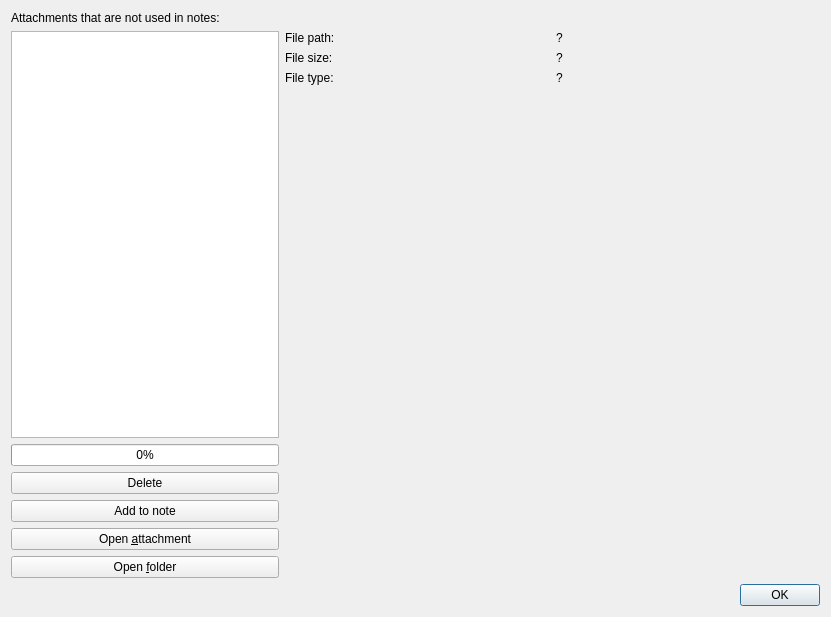
This is src/dialogs/storedattachmentsdialog.ui in pbek/QOwnNotes as Qt 5 draws it before an edit. The edited form follows.
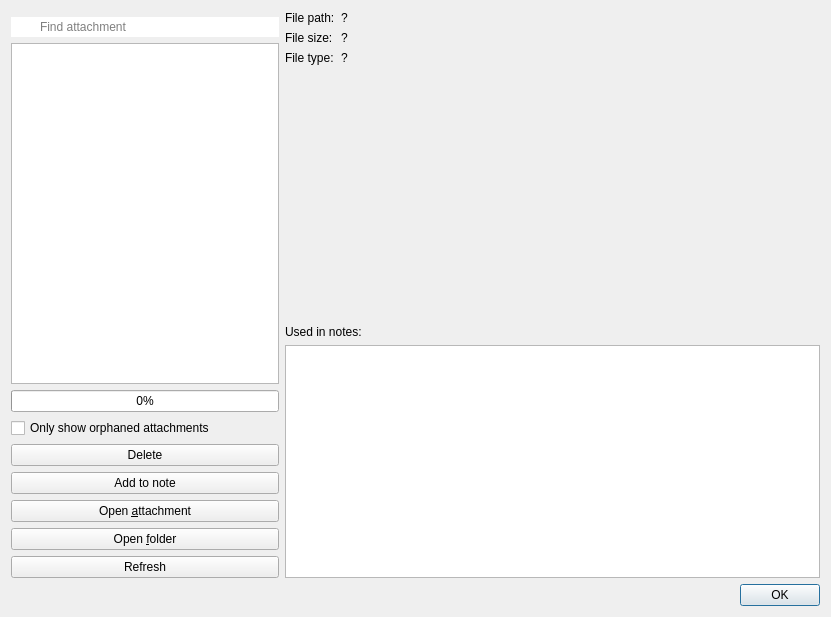
This is the edited form. Icons and pictures are not drawn. Custom widgets are drawn as their Qt base class.

Commit message: Implement new "Stored attachments dialog" (#2073)

```diff
--- a/src/dialogs/storedattachmentsdialog.ui
+++ b/src/dialogs/storedattachmentsdialog.ui
@@ -14,7 +14,227 @@
    <string>Orphaned attachments</string>
   </property>
   <layout class="QGridLayout" name="gridLayout">
-   <item row="1" column="0">
+   <item row="0" column="1">
+    <widget class="QFrame" name="infoFrame">
+     <property name="sizePolicy">
+      <sizepolicy hsizetype="Preferred" vsizetype="Preferred">
+       <horstretch>2</horstretch>
+       <verstretch>0</verstretch>
+      </sizepolicy>
+     </property>
+     <property name="frameShape">
+      <enum>QFrame::NoFrame</enum>
+     </property>
+     <property name="frameShadow">
+      <enum>QFrame::Raised</enum>
+     </property>
+     <layout class="QGridLayout" name="gridLayout_3">
+      <property name="leftMargin">
+       <number>0</number>
+      </property>
+      <property name="topMargin">
+       <number>0</number>
+      </property>
+      <property name="rightMargin">
+       <number>0</number>
+      </property>
+      <property name="bottomMargin">
+       <number>0</number>
+      </property>
+      <item row="4" column="1" colspan="2">
+       <widget class="QFrame" name="notesFrame">
+        <property name="frameShape">
+         <enum>QFrame::NoFrame</enum>
+        </property>
+        <layout class="QVBoxLayout" name="verticalLayout">
+         <property name="leftMargin">
+          <number>0</number>
+         </property>
+         <property name="topMargin">
+          <number>0</number>
+         </property>
+         <property name="rightMargin">
+          <number>0</number>
+         </property>
+         <property name="bottomMargin">
+          <number>0</number>
+         </property>
+         <item>
+          <widget class="QLabel" name="label">
+           <property name="text">
+            <string>Used in notes:</string>
+           </property>
+          </widget>
+         </item>
+         <item>
+          <widget class="QTreeWidget" name="noteTreeWidget">
+           <property name="sizePolicy">
+            <sizepolicy hsizetype="Expanding" vsizetype="Expanding">
+             <horstretch>0</horstretch>
+             <verstretch>0</verstretch>
+            </sizepolicy>
+           </property>
+           <property name="contextMenuPolicy">
+            <enum>Qt::CustomContextMenu</enum>
+           </property>
+           <property name="rootIsDecorated">
+            <bool>false</bool>
+           </property>
+           <property name="sortingEnabled">
+            <bool>true</bool>
+           </property>
+           <property name="headerHidden">
+            <bool>true</bool>
+           </property>
+           <column>
+            <property name="text">
+             <string notr="true">Note</string>
+            </property>
+           </column>
+          </widget>
+         </item>
+        </layout>
+       </widget>
+      </item>
+      <item row="1" column="1">
+       <widget class="QLabel" name="label_2">
+        <property name="text">
+         <string>File size:</string>
+        </property>
+       </widget>
+      </item>
+      <item row="2" column="2">
+       <widget class="QLabel" name="typeLabel">
+        <property name="text">
+         <string notr="true">?</string>
+        </property>
+        <property name="textInteractionFlags">
+         <set>Qt::LinksAccessibleByMouse|Qt::TextSelectableByMouse</set>
+        </property>
+       </widget>
+      </item>
+      <item row="1" column="2">
+       <widget class="QLabel" name="sizeLabel">
+        <property name="text">
+         <string notr="true">?</string>
+        </property>
+        <property name="textInteractionFlags">
+         <set>Qt::LinksAccessibleByMouse|Qt::TextSelectableByMouse</set>
+        </property>
+       </widget>
+      </item>
+      <item row="0" column="2">
+       <widget class="QScrollArea" name="scrollArea">
+        <property name="sizePolicy">
+         <sizepolicy hsizetype="Ignored" vsizetype="Ignored">
+          <horstretch>0</horstretch>
+          <verstretch>0</verstretch>
+         </sizepolicy>
+        </property>
+        <property name="frameShape">
+         <enum>QFrame::NoFrame</enum>
+        </property>
+        <property name="verticalScrollBarPolicy">
+         <enum>Qt::ScrollBarAlwaysOff</enum>
+        </property>
+        <property name="horizontalScrollBarPolicy">
+         <enum>Qt::ScrollBarAlwaysOff</enum>
+        </property>
+        <property name="widgetResizable">
+         <bool>true</bool>
+        </property>
+        <widget class="QWidget" name="scrollAreaWidgetContents">
+         <property name="geometry">
+          <rect>
+           <x>0</x>
+           <y>0</y>
+           <width>471</width>
+           <height>22</height>
+          </rect>
+         </property>
+         <layout class="QHBoxLayout" name="horizontalLayout">
+          <property name="spacing">
+           <number>0</number>
+          </property>
+          <property name="sizeConstraint">
+           <enum>QLayout::SetNoConstraint</enum>
+          </property>
+          <property name="leftMargin">
+           <number>0</number>
+          </property>
+          <property name="topMargin">
+           <number>0</number>
+          </property>
+          <property name="rightMargin">
+           <number>0</number>
+          </property>
+          <property name="bottomMargin">
+           <number>0</number>
+          </property>
+          <item>
+           <widget class="QLabel" name="pathLabel">
+            <property name="text">
+             <string notr="true">?</string>
+            </property>
+            <property name="wordWrap">
+             <bool>true</bool>
+            </property>
+            <property name="textInteractionFlags">
+             <set>Qt::LinksAccessibleByMouse|Qt::TextSelectableByMouse</set>
+            </property>
+           </widget>
+          </item>
+         </layout>
+        </widget>
+       </widget>
+      </item>
+      <item row="2" column="1">
+       <widget class="QLabel" name="label_4">
+        <property name="text">
+         <string>File type:</string>
+        </property>
+       </widget>
+      </item>
+      <item row="0" column="1">
+       <widget class="QLabel" name="label_3">
+        <property name="sizePolicy">
+         <sizepolicy hsizetype="Fixed" vsizetype="Preferred">
+          <horstretch>0</horstretch>
+          <verstretch>0</verstretch>
+         </sizepolicy>
+        </property>
+        <property name="text">
+         <string>File path:</string>
+        </property>
+       </widget>
+      </item>
+      <item row="3" column="1" colspan="2">
+       <spacer name="verticalSpacer">
+        <property name="orientation">
+         <enum>Qt::Vertical</enum>
+        </property>
+        <property name="sizeHint" stdset="0">
+         <size>
+          <width>20</width>
+          <height>40</height>
+         </size>
+        </property>
+       </spacer>
+      </item>
+     </layout>
+    </widget>
+   </item>
+   <item row="1" column="0" colspan="2">
+    <widget class="QDialogButtonBox" name="buttonBox">
+     <property name="orientation">
+      <enum>Qt::Horizontal</enum>
+     </property>
+     <property name="standardButtons">
+      <set>QDialogButtonBox::Ok</set>
+     </property>
+    </widget>
+   </item>
+   <item row="0" column="0">
     <widget class="QFrame" name="frame">
      <property name="sizePolicy">
       <sizepolicy hsizetype="Preferred" vsizetype="Preferred">
@@ -42,28 +262,13 @@
        <number>0</number>
       </property>
       <item row="2" column="0">
-       <widget class="QProgressBar" name="progressBar">
-        <property name="value">
-         <number>0</number>
-        </property>
-       </widget>
-      </item>
-      <item row="3" column="0">
-       <widget class="QPushButton" name="deleteButton">
-        <property name="toolTip">
-         <string>Delete selected attachments</string>
-        </property>
-        <property name="text">
-         <string>Delete</string>
-        </property>
-        <property name="icon">
-         <iconset theme="list-remove" resource="../breeze-qownnotes.qrc">
-          <normaloff>:/icons/breeze-qownnotes/16x16/list-remove.svg</normaloff>:/icons/breeze-qownnotes/16x16/list-remove.svg</iconset>
-        </property>
-       </widget>
-      </item>
-      <item row="1" column="0">
        <widget class="QTreeWidget" name="fileTreeWidget">
+        <property name="contextMenuPolicy">
+         <enum>Qt::CustomContextMenu</enum>
+        </property>
+        <property name="editTriggers">
+         <set>QAbstractItemView::EditKeyPressed</set>
+        </property>
         <property name="selectionMode">
          <enum>QAbstractItemView::ExtendedSelection</enum>
         </property>
@@ -80,7 +285,55 @@
         </column>
        </widget>
       </item>
+      <item row="0" column="0">
+       <widget class="QFrame" name="frame_2">
+        <property name="frameShape">
+         <enum>QFrame::StyledPanel</enum>
+        </property>
+        <property name="frameShadow">
+         <enum>QFrame::Raised</enum>
+        </property>
+       </widget>
+      </item>
+      <item row="1" column="0">
+       <widget class="LineEdit" name="searchLineEdit">
+        <property name="styleSheet">
+         <string notr="true">QLineEdit {
+	border: none;
+	padding: 2px 5px 2px 27px;
+	background-image: url(:/images/search-notes.svg);
+	background-repeat: no-repeat;
+	background-position: center left;
+	margin-right: 0px;
+}
+</string>
+        </property>
+        <property name="placeholderText">
+         <string>Find attachment</string>
+        </property>
+        <property name="clearButtonEnabled">
+         <bool>true</bool>
+        </property>
+       </widget>
+      </item>
       <item row="4" column="0">
+       <widget class="QCheckBox" name="checkBox">
+        <property name="toolTip">
+         <string>Only show images that are not used in notes</string>
+        </property>
+        <property name="text">
+         <string>Only show orphaned attachments</string>
+        </property>
+       </widget>
+      </item>
+      <item row="3" column="0">
+       <widget class="QProgressBar" name="progressBar">
+        <property name="value">
+         <number>0</number>
+        </property>
+       </widget>
+      </item>
+      <item row="6" column="0">
        <widget class="QPushButton" name="insertButton">
         <property name="toolTip">
          <string>Add selected attachments to note</string>
@@ -94,7 +347,7 @@
         </property>
        </widget>
       </item>
-      <item row="5" column="0">
+      <item row="7" column="0">
        <widget class="QPushButton" name="openFileButton">
         <property name="text">
          <string>Open &amp;attachment</string>
@@ -105,7 +358,7 @@
         </property>
        </widget>
       </item>
-      <item row="6" column="0">
+      <item row="8" column="0">
        <widget class="QPushButton" name="openFolderButton">
         <property name="text">
          <string>Open &amp;folder</string>
@@ -116,122 +369,43 @@
         </property>
        </widget>
       </item>
-     </layout>
-    </widget>
-   </item>
-   <item row="1" column="1">
-    <widget class="QFrame" name="infoFrame">
-     <property name="sizePolicy">
-      <sizepolicy hsizetype="Preferred" vsizetype="Preferred">
-       <horstretch>2</horstretch>
-       <verstretch>0</verstretch>
-      </sizepolicy>
-     </property>
-     <property name="frameShape">
-      <enum>QFrame::NoFrame</enum>
-     </property>
-     <property name="frameShadow">
-      <enum>QFrame::Raised</enum>
-     </property>
-     <layout class="QGridLayout" name="gridLayout_3">
-      <property name="leftMargin">
-       <number>0</number>
-      </property>
-      <property name="topMargin">
-       <number>0</number>
-      </property>
-      <property name="rightMargin">
-       <number>0</number>
-      </property>
-      <property name="bottomMargin">
-       <number>0</number>
-      </property>
-      <item row="1" column="1">
-       <widget class="QLabel" name="sizeLabel">
-        <property name="text">
-         <string notr="true">?</string>
+      <item row="5" column="0">
+       <widget class="QPushButton" name="deleteButton">
+        <property name="toolTip">
+         <string>Delete selected attachments</string>
         </property>
-        <property name="textInteractionFlags">
-         <set>Qt::LinksAccessibleByMouse|Qt::TextSelectableByMouse</set>
-        </property>
-       </widget>
-      </item>
-      <item row="1" column="0">
-       <widget class="QLabel" name="label_2">
         <property name="text">
-         <string>File size:</string>
+         <string>Delete</string>
         </property>
-       </widget>
-      </item>
-      <item row="4" column="0">
-       <spacer name="verticalSpacer">
-        <property name="orientation">
-         <enum>Qt::Vertical</enum>
+        <property name="icon">
+         <iconset theme="list-remove" resource="../breeze-qownnotes.qrc">
+          <normaloff>:/icons/breeze-qownnotes/16x16/list-remove.svg</normaloff>:/icons/breeze-qownnotes/16x16/list-remove.svg</iconset>
         </property>
-        <property name="sizeHint" stdset="0">
-         <size>
-          <width>20</width>
-          <height>40</height>
-         </size>
-        </property>
-       </spacer>
-      </item>
-      <item row="2" column="0">
-       <widget class="QLabel" name="label_4">
-        <property name="text">
-         <string>File type:</string>
-        </property>
        </widget>
       </item>
-      <item row="2" column="1">
-       <widget class="QLabel" name="typeLabel">
+      <item row="9" column="0">
+       <widget class="QPushButton" name="refreshButton">
         <property name="text">
-         <string notr="true">?</string>
+         <string>Refresh</string>
         </property>
-        <property name="textInteractionFlags">
-         <set>Qt::LinksAccessibleByMouse|Qt::TextSelectableByMouse</set>
+        <property name="icon">
+         <iconset theme="view-refresh" resource="../breeze-qownnotes.qrc">
+          <normaloff>:/icons/breeze-qownnotes/16x16/view-refresh.svg</normaloff>:/icons/breeze-qownnotes/16x16/view-refresh.svg</iconset>
         </property>
        </widget>
       </item>
-      <item row="0" column="0">
-       <widget class="QLabel" name="label_3">
-        <property name="text">
-         <string>File path:</string>
-        </property>
-       </widget>
-      </item>
-      <item row="0" column="1">
-       <widget class="QLabel" name="pathLabel">
-        <property name="text">
-         <string notr="true">?</string>
-        </property>
-        <property name="textInteractionFlags">
-         <set>Qt::LinksAccessibleByMouse|Qt::TextSelectableByMouse</set>
-        </property>
-       </widget>
-      </item>
      </layout>
     </widget>
    </item>
-   <item row="2" column="0" colspan="2">
-    <widget class="QDialogButtonBox" name="buttonBox">
-     <property name="orientation">
-      <enum>Qt::Horizontal</enum>
-     </property>
-     <property name="standardButtons">
-      <set>QDialogButtonBox::Ok</set>
-     </property>
-    </widget>
-   </item>
-   <item row="0" column="0" colspan="2">
-    <widget class="QLabel" name="label">
-     <property name="text">
-      <string>Attachments that are not used in notes:</string>
-     </property>
-    </widget>
-   </item>
   </layout>
  </widget>
+ <customwidgets>
+  <customwidget>
+   <class>LineEdit</class>
+   <extends>QLineEdit</extends>
+   <header location="global">widgets/lineedit.h</header>
+  </customwidget>
+ </customwidgets>
  <resources>
   <include location="../breeze-dark-qownnotes.qrc"/>
   <include location="../breeze-qownnotes.qrc"/>
```
Left out of the diff: 2 changed lines with no effect on the pictures. The commit also changes 67 other files.
